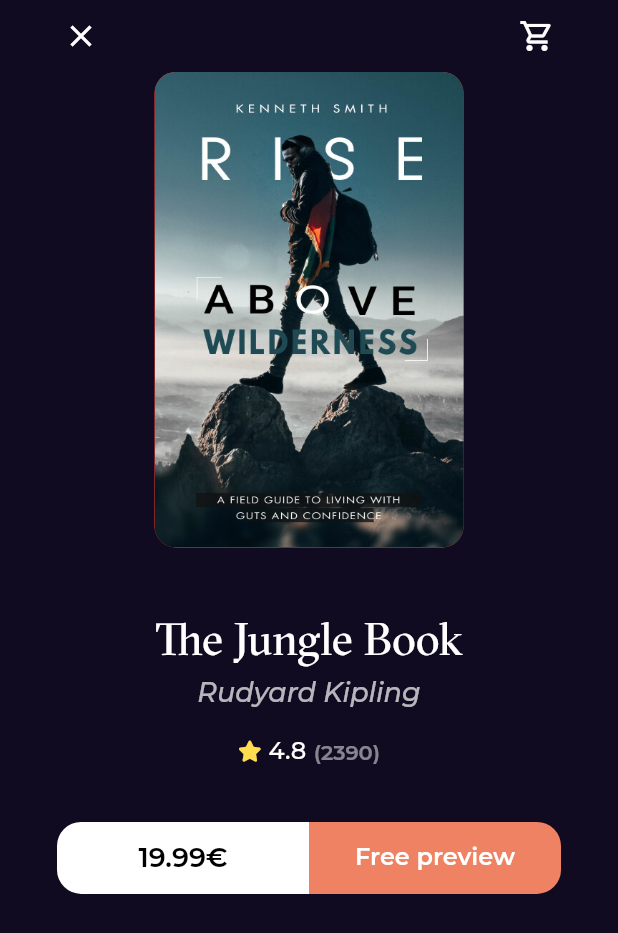
After one commit to tarek-binselm/bookly_app, a Flutter app: the screen it shows after launch, after a tap on "Harry Potter and the Goblet of Fire", on a phone screen of 412 x 824 dp. The commit adds this screen. Shown: the top 933 px of the screen. Run offline on Flutter 3.47's test engine with Material 2 defaults, Android fonts, the light colour scheme and no system bars; our stand-ins replace font_awesome_flutter, go_router, google_fonts.

Commit message:
refactor book details view

```diff
--- a/lib/features/Home/presentation/views/widgets/book_details_view_body.dart
+++ b/lib/features/Home/presentation/views/widgets/book_details_view_body.dart
@@ -1,9 +1,6 @@
-import 'package:bookly_app/core/utils/styles.dart';
 import 'package:bookly_app/features/Home/presentation/views/widgets/book_details_custom_app_bar.dart';
-import 'package:bookly_app/features/Home/presentation/views/widgets/book_details_custom_button.dart';
-import 'package:bookly_app/features/Home/presentation/views/widgets/book_rating.dart';
-import 'package:bookly_app/features/Home/presentation/views/widgets/custom_book_item.dart';
-import 'package:bookly_app/features/Home/presentation/views/widgets/similar_books_list_view.dart';
+import 'package:bookly_app/features/Home/presentation/views/widgets/books_details_section.dart';
+import 'package:bookly_app/features/Home/presentation/views/widgets/similar_books_section.dart';
 import 'package:flutter/material.dart';
 
 class BookDetailsViewBody extends StatelessWidget {
@@ -11,66 +8,24 @@
 
   @override
   Widget build(BuildContext context) {
-    return CustomScrollView(
+    return const CustomScrollView(
       slivers: [
         SliverFillRemaining(
           hasScrollBody: false,
           child: Padding(
-            padding: const EdgeInsets.symmetric(horizontal: 30),
+            padding: EdgeInsets.symmetric(horizontal: 30),
             child: Column(
               children: [
-                const BookDetailsCustomAppBar(),
-                SizedBox(
-                  width: MediaQuery.of(context).size.width * .5,
-                  child: const CustomBookItem(),
-                ),
-                const SizedBox(
-                  height: 43,
-                ),
-                const Text(
-                  'The Jungle Book',
-                  style: Styles.textStyle30,
-                ),
-                const SizedBox(
-                  height: 6,
-                ),
-                Text(
-                  'Rudyard Kipling',
-                  style: Styles.textStyle18.copyWith(
-                    fontStyle: FontStyle.italic,
-                    fontWeight: FontWeight.w500,
-                    color: Colors.white.withOpacity(.7),
-                  ),
-                ),
-                const SizedBox(
-                  height: 18,
-                ),
-                const BookRating(
-                  mainAxisAlignment: MainAxisAlignment.center,
-                ),
-                const SizedBox(
-                  height: 37,
-                ),
-                const BookDetailsCustomButton(),
-                const Expanded(
+                BookDetailsCustomAppBar(),
+                BookDetailsSection(),
+                Expanded(
+                  // because i need this section remain at the bottom of the screen
                   child: SizedBox(
                     height: 50,
                   ),
                 ),
-                Align(
-                  alignment: Alignment.centerLeft,
-                  child: Text(
-                    'You can also like',
-                    style: Styles.textStyle14.copyWith(
-                      fontWeight: FontWeight.w600,
-                    ),
-                  ),
-                ),
-                const SizedBox(
-                  height: 16,
-                ),
-                const SimilarBooksListView(),
-                const SizedBox(
+                SimilarBooksSection(),
+                SizedBox(
                   height: 40,
                 ),
               ],
--- /dev/null
+++ b/lib/features/Home/presentation/views/widgets/books_details_section.dart
@@ -0,0 +1,50 @@
+
+import 'package:bookly_app/core/utils/styles.dart';
+import 'package:bookly_app/features/Home/presentation/views/widgets/book_details_custom_button.dart';
+import 'package:bookly_app/features/Home/presentation/views/widgets/book_rating.dart';
+import 'package:bookly_app/features/Home/presentation/views/widgets/custom_book_item.dart';
+import 'package:flutter/material.dart';
+
+class BookDetailsSection extends StatelessWidget {
+  const BookDetailsSection({super.key});
+
+  @override
+  Widget build(BuildContext context) {
+    return Column(
+      children: [
+        SizedBox(
+          width: MediaQuery.of(context).size.width * .5,
+          child: const CustomBookItem(),
+        ),
+        const SizedBox(
+          height: 43,
+        ),
+        const Text(
+          'The Jungle Book',
+          style: Styles.textStyle30,
+        ),
+        const SizedBox(
+          height: 6,
+        ),
+        Text(
+          'Rudyard Kipling',
+          style: Styles.textStyle18.copyWith(
+            fontStyle: FontStyle.italic,
+            fontWeight: FontWeight.w500,
+            color: Colors.white.withOpacity(.7),
+          ),
+        ),
+        const SizedBox(
+          height: 18,
+        ),
+        const BookRating(
+          mainAxisAlignment: MainAxisAlignment.center,
+        ),
+        const SizedBox(
+          height: 37,
+        ),
+        const BookDetailsCustomButton(),
+      ],
+    );
+  }
+}
--- /dev/null
+++ b/lib/features/Home/presentation/views/widgets/similar_books_section.dart
@@ -0,0 +1,26 @@
+import 'package:bookly_app/core/utils/styles.dart';
+import 'package:bookly_app/features/Home/presentation/views/widgets/similar_books_list_view.dart';
+import 'package:flutter/material.dart';
+
+class SimilarBooksSection extends StatelessWidget {
+  const SimilarBooksSection({super.key});
+
+  @override
+  Widget build(BuildContext context) {
+    return Column(
+      crossAxisAlignment: CrossAxisAlignment.start,
+      children: [
+        Text(
+          'You can also like',
+          style: Styles.textStyle14.copyWith(
+            fontWeight: FontWeight.w600,
+          ),
+        ),
+        const SizedBox(
+          height: 16,
+        ),
+        const SimilarBooksListView(),
+      ],
+    );
+  }
+}
```
